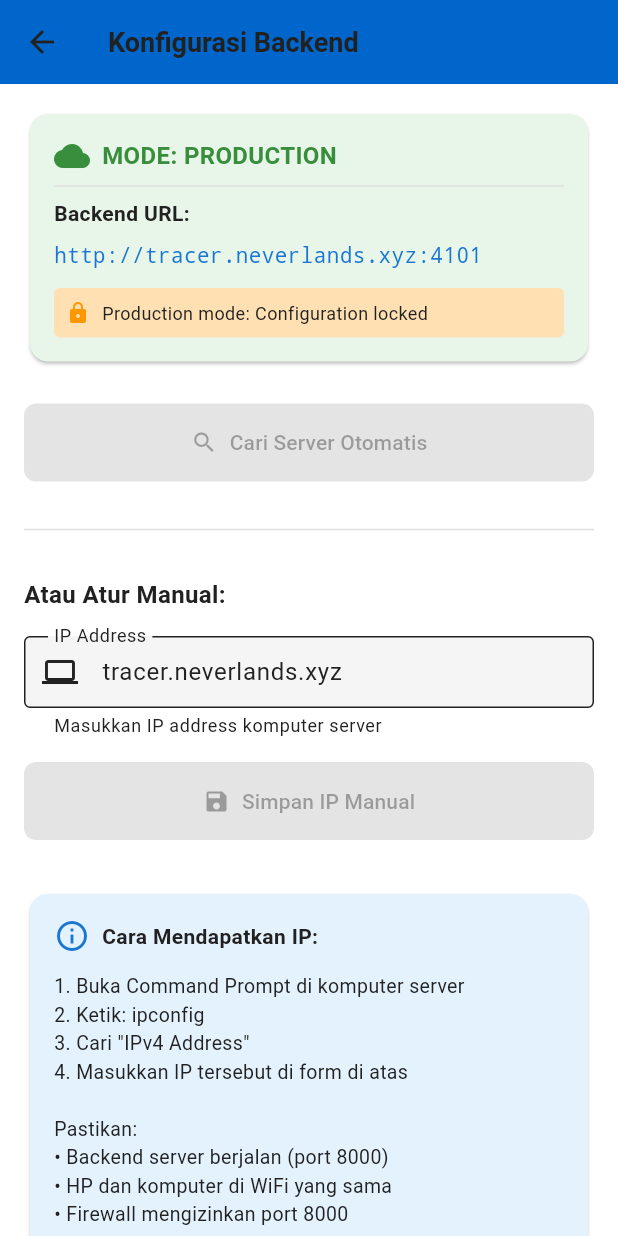
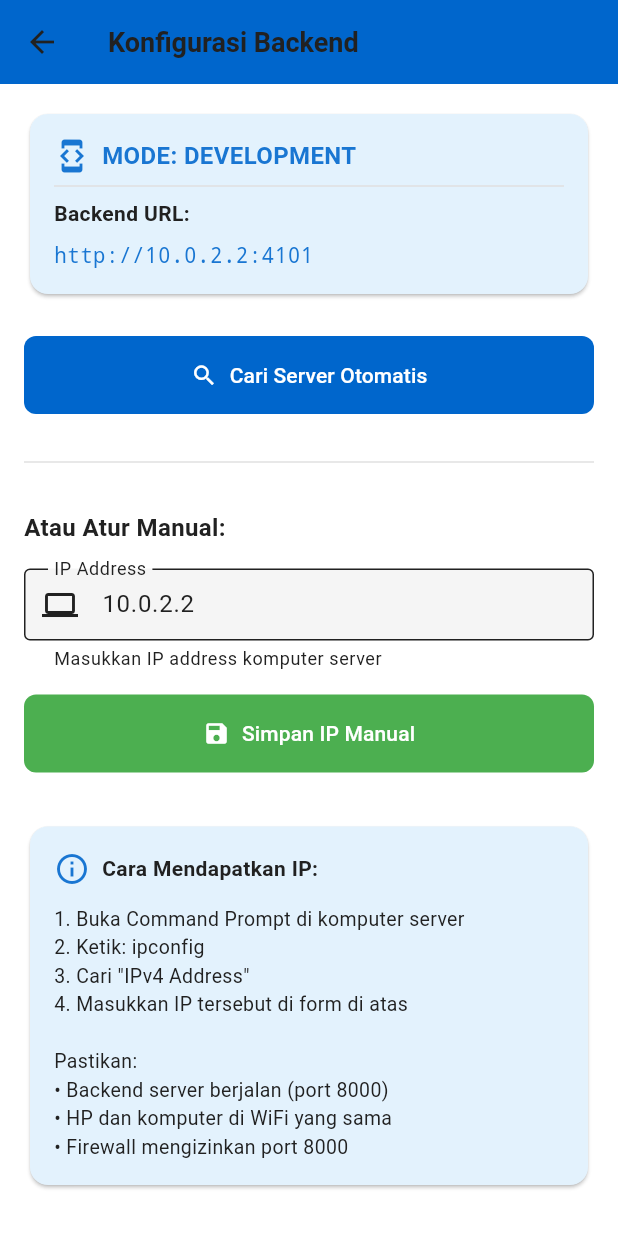
Before and after one commit to Fath10/tracerstudyitkmobile_kelompok8, a Flutter app: the BackendConfigPage screen opened directly, on a phone screen of 412 x 824 dp. Run offline on Flutter 3.47's test engine with Material 3 defaults, Android fonts, the phone set to English and light mode, and no system bars; our stand-ins replace shared_preferences, webview_flutter; accounts and stored records are empty.

Commit message:
Update api_config.dart

```diff
--- a/lib/config/api_config.dart
+++ b/lib/config/api_config.dart
@@ -8,18 +8,19 @@ class ApiConfig {
   // ============================================================================
 
   /// Set this to true for production deployment
-  /// Set to false for local development
-  static const bool isProduction = true;
+  /// Set to false for local development/testing
+  static const bool isProduction = false;  // ← Set false untuk emulator testing
 
   /// Your production backend URL (ngrok, Heroku, AWS, etc.)
-  /// Primary: Domain with HTTPS
+  /// Primary: Domain with HTTPS (reverse proxy at /api/)
   /// Fallback IPs: 192.168.0.7, 100.111.43.115, 103.171.154.14
-  static const String productionUrl = 'http://tracer.neverlands.xyz:4101';
+  static const String productionUrl = 'https://tracer.neverlands.xyz';
 
   /// Local development fallback (when auto-discovery fails)
   /// Use 10.0.2.2 for Android emulator (refers to host machine's localhost)
   /// Use 127.0.0.1 for web/desktop development
-  static const String developmentFallback = 'http://127.0.0.1:8000';
+  /// UPDATE: Gunakan port 4101 untuk backend Docker
+  static const String developmentFallback = 'http://10.0.2.2:4101';
 
   // ============================================================================
 
```
